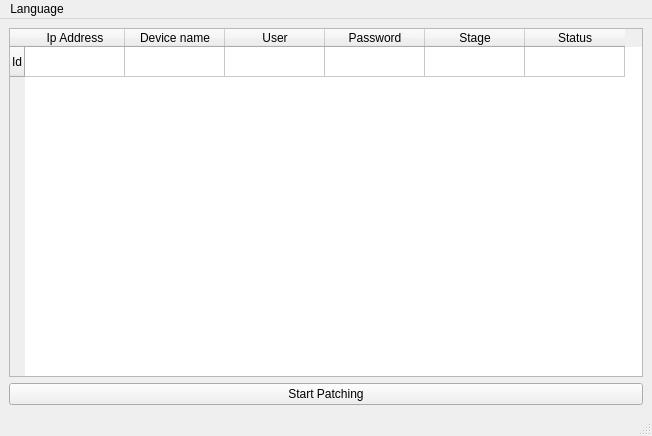
Qt form srs/mainwindow.ui (recruit2018/Patcher) before a commit.
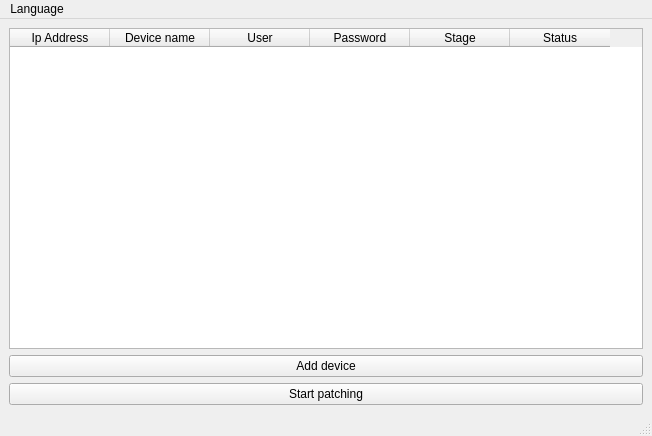
The same form after that commit. Custom widgets are drawn as their Qt base class.

Commit message: Update functional GUI. Add Russian translate. Update: .gitignore, cmake file,main.

Patch:
```diff
--- a/srs/mainwindow.ui
+++ b/srs/mainwindow.ui
@@ -25,11 +25,6 @@
           <height>568</height>
          </size>
         </property>
-        <row>
-         <property name="text">
-          <string>Id</string>
-         </property>
-        </row>
         <column>
          <property name="text">
           <string>Ip Address</string>
@@ -62,10 +57,17 @@
         </column>
        </widget>
       </item>
+      <item>
+       <widget class="QPushButton" name="pushButton_2">
+        <property name="text">
+         <string>Add device</string>
+        </property>
+       </widget>
+      </item>
       <item>
        <widget class="QPushButton" name="pushButton">
         <property name="text">
-         <string>Start Patching</string>
+         <string>Start patching</string>
         </property>
        </widget>
       </item>
```
Left out of the diff: 2 changed lines with no effect on the pictures. The commit also changes 6 other files.
